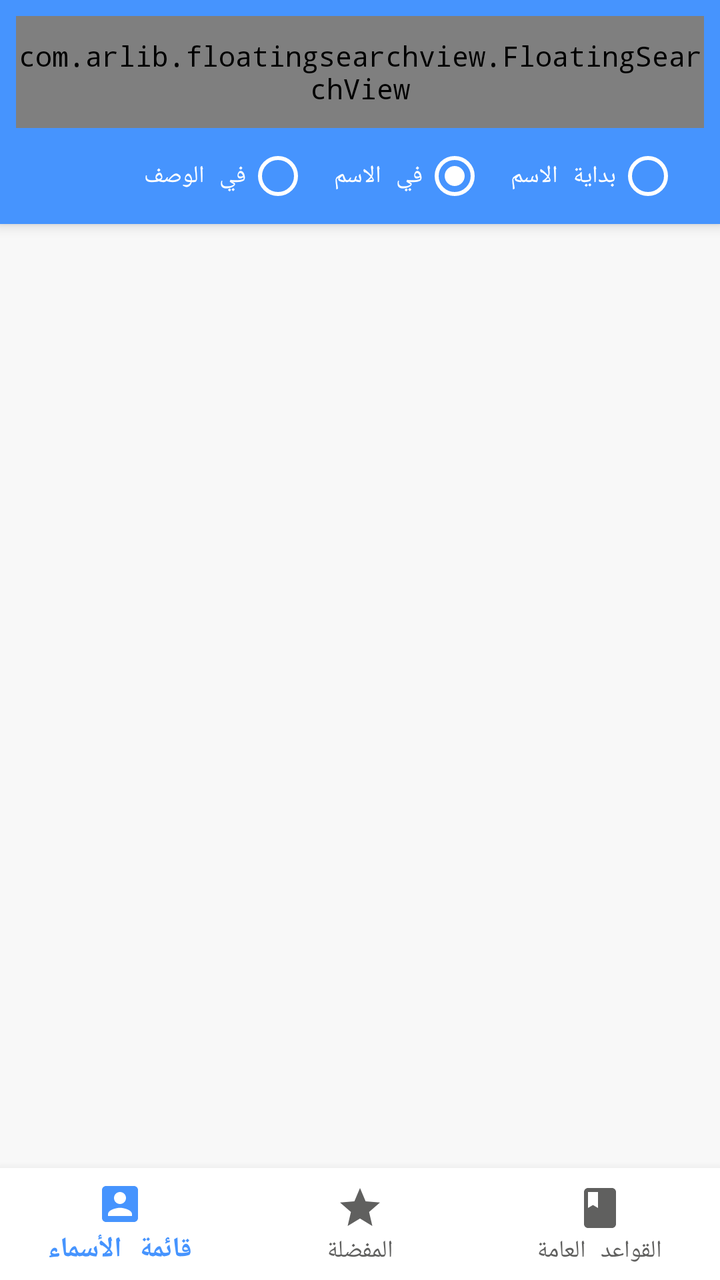
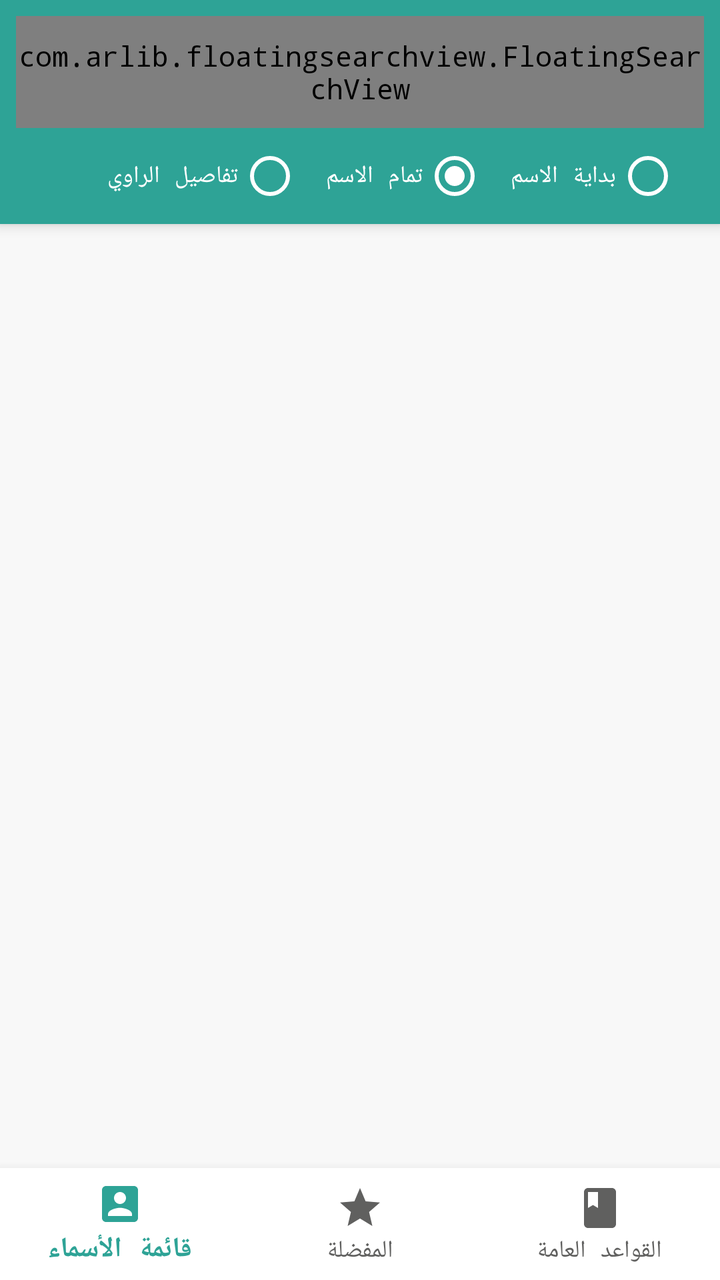

An Android layout rendered at two revisions. The XML below is the earlier revision; the diff shows what the commit changed to produce the second picture.
<!-- AndroidManifest.xml: application theme AppTheme -->
<!-- res/layout/app_bar_main.xml -->
<?xml version="1.0" encoding="utf-8"?>
<android.support.design.widget.CoordinatorLayout xmlns:android="http://schemas.android.com/apk/res/android"
    xmlns:app="http://schemas.android.com/apk/res-auto"
    xmlns:tools="http://schemas.android.com/tools"
    android:layout_width="match_parent"
    android:layout_height="match_parent"
    tools:context="org.masaha.rejalalhadith.ui.main.MainActivity">

    <android.support.design.widget.AppBarLayout
        android:layout_width="match_parent"
        android:layout_height="wrap_content"
        android:theme="@style/AppTheme.AppBarOverlay">

        <LinearLayout
            android:layout_width="match_parent"
            android:layout_height="wrap_content"
            android:orientation="vertical">

            <FrameLayout
                android:layout_width="match_parent"
                android:layout_height="wrap_content">

                <TextView
                    android:layout_width="match_parent"
                    android:layout_height="wrap_content"
                    android:padding="16dp"
                    android:layout_marginTop="4dp"
                    android:text="@string/app_name"
                    android:textAppearance="@style/TextAppearance.AppCompat.Large" />

                <com.arlib.floatingsearchview.FloatingSearchView
                    android:id="@+id/searchView"
                    android:layout_width="match_parent"
                    android:layout_height="?attr/actionBarSize"
                    android:layout_margin="8dp"
                    app:floatingSearch_close_search_on_keyboard_dismiss="true"
                    app:floatingSearch_leftActionMode="showHamburger"
                    app:floatingSearch_searchHint="    رجال الحديث"
                    app:floatingSearch_showSearchKey="true"
                    app:floatingSearch_backgroundColor="@color/surface"
                    app:floatingSearch_viewTextColor="@color/text_primary"
                    app:floatingSearch_viewSearchInputTextColor="@color/text_primary"
                    app:floatingSearch_clearBtnColor="@color/text_secondary"
                    app:floatingSearch_menuItemIconColor="@color/text_secondary"
                    app:floatingSearch_leftActionColor="@color/text_secondary"
                    app:floatingSearch_hintTextColor="@color/text_secondary"
                    app:floatingSearch_suggestionsListAnimDuration="250" />
            </FrameLayout>

            <RadioGroup
                android:id="@+id/searchModeGroup"
                android:layout_width="match_parent"
                android:layout_height="wrap_content"
                android:gravity="start|center_vertical"
                android:layoutDirection="rtl"
                android:orientation="horizontal"
                android:paddingBottom="8dp"
                android:paddingEnd="8dp"
                android:paddingStart="8dp">

                <RadioButton
                    android:id="@+id/searchModeStartsWith"
                    android:layout_width="wrap_content"
                    android:layout_height="wrap_content"
                    android:layout_marginStart="12dp"
                    android:buttonTint="@color/on_primary"
                    android:text="@string/search_mode_starts_with"
                    android:textColor="@color/on_primary"
                    android:textSize="12sp" />

                <RadioButton
                    android:id="@+id/searchModeContains"
                    android:layout_width="wrap_content"
                    android:layout_height="wrap_content"
                    android:layout_marginStart="12dp"
                    android:buttonTint="@color/on_primary"
                    android:checked="true"
                    android:text="@string/search_mode_contains"
                    android:textColor="@color/on_primary"
                    android:textSize="12sp" />

                <RadioButton
                    android:id="@+id/searchModeDescription"
                    android:layout_width="wrap_content"
                    android:layout_height="wrap_content"
                    android:layout_marginStart="12dp"
                    android:buttonTint="@color/on_primary"
                    android:text="@string/search_mode_description"
                    android:textColor="@color/on_primary"
                    android:textSize="12sp" />
            </RadioGroup>
        </LinearLayout>

    </android.support.design.widget.AppBarLayout>

    <include layout="@layout/content_main" />

</android.support.design.widget.CoordinatorLayout>
<!-- res/layout/content_main.xml (included above) -->
<?xml version="1.0" encoding="utf-8"?>
<RelativeLayout
    xmlns:android="http://schemas.android.com/apk/res/android"
    xmlns:app="http://schemas.android.com/apk/res-auto"
    xmlns:tools="http://schemas.android.com/tools"
    android:layout_width="match_parent"
    android:layout_height="match_parent"
    app:layout_behavior="@string/appbar_scrolling_view_behavior"
    tools:context="org.masaha.rejalalhadith.ui.main.MainActivity"
    android:background="@color/page_background"
    tools:showIn="@layout/app_bar_main"
    >

    <FrameLayout
        android:id="@+id/fragmentContainer"
        android:layout_width="match_parent"
        android:layout_height="match_parent"
        >

    </FrameLayout>

    <android.support.design.widget.BottomNavigationView
        android:id="@+id/bottomNavigation"
        android:layout_width="match_parent"
        android:layout_height="wrap_content"
        android:layout_alignParentBottom="true"
        android:background="@color/surface"
        app:itemBackground="@color/surface"
        app:itemTextColor="@drawable/bottom_nav_color"
        app:itemIconTint="@drawable/bottom_nav_color"
        app:menu="@menu/bottom_navigation_main"
        />

</RelativeLayout>
<!-- resources referenced by this layout -->
<resources>
  <color name="on_primary">@color/white</color>
  <color name="page_background">@color/grey</color>
  <color name="surface">@color/white</color>
  <color name="text_primary">@color/main_black</color>
  <color name="text_secondary">@color/bottom_black</color>
  <!-- drawable bottom_nav_color (drawable) -->
  <?xml version="1.0" encoding="utf-8"?>
  <selector xmlns:android="http://schemas.android.com/apk/res/android">
      <item android:state_checked="true" android:color="@color/colorPrimary" />
      <item android:state_checked="false" android:color="@color/text_secondary"/>
  </selector>
  <string name="app_name">رجال الحدیث</string>
  <string name="search_mode_contains">في الاسم</string>
  <string name="search_mode_description">في الوصف</string>
  <string name="search_mode_starts_with">بداية الاسم</string>
  <style name="AppTheme.AppBarOverlay" parent="ThemeOverlay.AppCompat.Dark.ActionBar" />
  <style name="AppTheme" parent="Theme.AppCompat.DayNight.DarkActionBar">
          
          <item name="android:typeface">monospace</item>
          <item name="colorPrimary">@color/colorPrimary</item>
          <item name="colorPrimaryDark">@color/colorPrimaryDark</item>
          <item name="colorAccent">@color/colorAccent</item>
          <item name="android:windowBackground">@color/page_background</item>
          <item name="android:colorBackground">@color/surface</item>
          <item name="android:textColorPrimary">@color/text_primary</item>
          <item name="android:textColorSecondary">@color/text_secondary</item>
          <item name="android:textColor">@color/text_primary</item>
      </style>
  <color name="white">#FFFFFF</color>
  <color name="grey">#f8f8f8</color>
  <color name="main_black">#383837</color>
  <color name="bottom_black">#60605F</color>
  <color name="colorPrimary">#4694FE</color>
  <color name="colorPrimaryDark">#4694FE</color>
  <color name="colorAccent">#FF4081</color>
</resources>

<!-- the commit's change to res/layout/app_bar_main.xml (unified diff, before → after) -->
@@ -20,13 +20,36 @@
                 android:layout_width="match_parent"
                 android:layout_height="wrap_content">
 
-                <TextView
+                <LinearLayout
+                    android:id="@+id/tabTitleBar"
                     android:layout_width="match_parent"
-                    android:layout_height="wrap_content"
-                    android:padding="16dp"
-                    android:layout_marginTop="4dp"
-                    android:text="@string/app_name"
-                    android:textAppearance="@style/TextAppearance.AppCompat.Large" />
+                    android:layout_height="?attr/actionBarSize"
+                    android:gravity="center_vertical"
+                    android:orientation="horizontal"
+                    android:visibility="gone">
+
+                    <ImageButton
+                        android:id="@+id/tabMenuButton"
+                        android:layout_width="48dp"
+                        android:layout_height="48dp"
+                        android:background="?attr/selectableItemBackgroundBorderless"
+                        android:contentDescription="@string/navigation_drawer_open"
+                        android:src="@drawable/ic_menu" />
+
+                    <TextView
+                        android:id="@+id/tabTitle"
+                        android:layout_width="0dp"
+                        android:layout_height="match_parent"
+                        android:layout_weight="1"
+                        android:gravity="center"
+                        android:text="@string/tab_bookmarks"
+                        android:textAppearance="@style/TextAppearance.AppCompat.Large"
+                        android:textColor="@color/white" />
+
+                    <View
+                        android:layout_width="48dp"
+                        android:layout_height="48dp" />
+                </LinearLayout>
 
                 <com.arlib.floatingsearchview.FloatingSearchView
                     android:id="@+id/searchView"
<!-- resource entries referenced after the edit -->
@@ -11,10 +11,21 @@
       <item android:state_checked="true" android:color="@color/colorPrimary" />
       <item android:state_checked="false" android:color="@color/text_secondary"/>
   </selector>
-  <string name="app_name">رجال الحدیث</string>
-  <string name="search_mode_contains">في الاسم</string>
-  <string name="search_mode_description">في الوصف</string>
+  <!-- drawable ic_menu (drawable) -->
+  <vector xmlns:android="http://schemas.android.com/apk/res/android"
+      android:width="24dp"
+      android:height="24dp"
+      android:viewportWidth="24"
+      android:viewportHeight="24">
+      <path
+          android:fillColor="#FFFFFF"
+          android:pathData="M3,18h18v-2H3v2zM3,13h18v-2H3v2zM3,6v2h18V6H3z" />
+  </vector>
+  <string name="navigation_drawer_open">Open navigation drawer</string>
+  <string name="search_mode_contains">تمام الاسم</string>
+  <string name="search_mode_description">تفاصيل الراوي</string>
   <string name="search_mode_starts_with">بداية الاسم</string>
+  <string name="tab_bookmarks">المفضلة</string>
   <style name="AppTheme.AppBarOverlay" parent="ThemeOverlay.AppCompat.Dark.ActionBar" />
   <style name="AppTheme" parent="Theme.AppCompat.DayNight.DarkActionBar">
           
@@ -32,8 +43,8 @@
   <color name="grey">#f8f8f8</color>
   <color name="main_black">#383837</color>
   <color name="bottom_black">#60605F</color>
-  <color name="colorPrimary">#4694FE</color>
-  <color name="colorPrimaryDark">#4694FE</color>
+  <color name="colorPrimary">#2EA396</color>
+  <color name="colorPrimaryDark">#2EA396</color>
   <color name="colorAccent">#FF4081</color>
 </resources>
 
